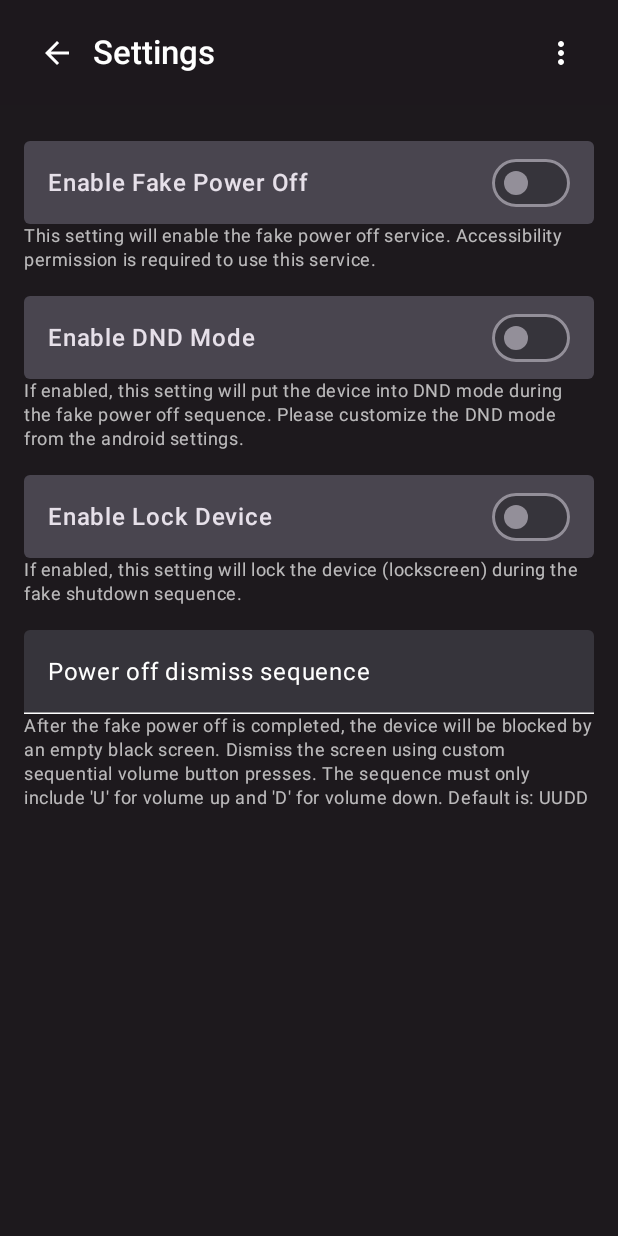
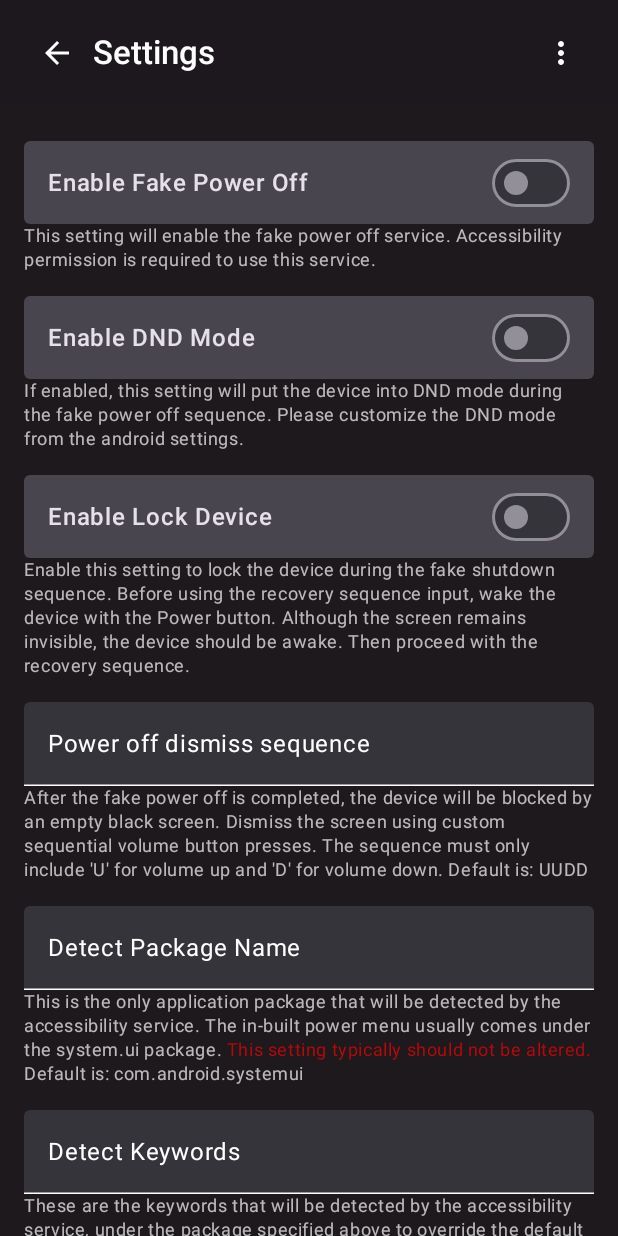
Before and after one commit to BinitDOX/FakePowerOff, an Android app built with Jetpack Compose: the SettingsScreen screen opened through its navigation route, on a phone screen of 412 x 824 dp. Run offline under Robolectric (Android 15) with nearby library versions, the phone set to English and light mode, and no system bars; our stand-ins replace Dagger/Hilt's generated code, Timber, accompanist; 3 statements that could not run were skipped.

Commit message:
Instructions updated, Keyword flexibility added.

```diff
--- a/app/build.gradle.kts
+++ b/app/build.gradle.kts
@@ -13,8 +13,8 @@ android {
         applicationId = "com.dox.fpoweroff"
         minSdk = 28
         targetSdk = 34
-        versionCode = 2
-        versionName = "1.0.1"
+        versionCode = 4
+        versionName = "1.0.3"
 
         testInstrumentationRunner = "androidx.test.runner.AndroidJUnitRunner"
         vectorDrawables {
--- a/app/src/main/java/com/dox/fpoweroff/service/event/PowerMenuOverrideEvent.kt
+++ b/app/src/main/java/com/dox/fpoweroff/service/event/PowerMenuOverrideEvent.kt
@@ -16,13 +16,9 @@ import android.view.WindowManager
 import android.view.accessibility.AccessibilityEvent
 import android.view.accessibility.AccessibilityNodeInfo
 import android.widget.ImageButton
-import androidx.core.content.ContextCompat.getSystemService
 import com.dox.fpoweroff.R
 import com.dox.fpoweroff.manager.SharedPreferencesManager
-import com.dox.fpoweroff.service.EventListenerService
 import com.dox.fpoweroff.utility.Constants
-import dagger.hilt.android.qualifiers.ActivityContext
-import dagger.hilt.android.qualifiers.ApplicationContext
 import kotlinx.coroutines.CoroutineScope
 import kotlinx.coroutines.Dispatchers
 import kotlinx.coroutines.delay
@@ -38,6 +34,8 @@ class PowerMenuOverrideEvent @Inject constructor(
         var fPowerOffEnabled = false
         var dndModeEnabled = false
         var lockDeviceEnabled = false
+        var detectPackageName = ""
+        var detectKeywords = listOf<String>()
 
         var emptyDialog: Dialog? = null
     }
@@ -46,10 +44,12 @@ class PowerMenuOverrideEvent @Inject constructor(
         fPowerOffEnabled = sharedPreferencesManager.get(Constants.F_POWER_OFF_ENABLED_KEY).toBoolean()
         dndModeEnabled = sharedPreferencesManager.get(Constants.DND_MODE_ENABLED_KEY).toBoolean()
         lockDeviceEnabled = sharedPreferencesManager.get(Constants.LOCK_DEVICE_ENABLED_KEY).toBoolean()
+        detectPackageName = sharedPreferencesManager.get(Constants.DETECT_PACKAGE_NAME_KEY).toString()
+        detectKeywords = sharedPreferencesManager.get(Constants.DETECT_KEYWORDS_KEY)?.split(',')
+            ?.map { it.trim() } ?: Constants.DETECT_KEYWORDS_DEFAULT.split(',')
     }
 
     private var powerMenuOpen = false
-    private val powerMenuKeywords = listOf("power off", "restart", "emergency", "poweroff")
 
     fun handlePowerMenuEvent(context: Context, event: AccessibilityEvent, performGlobalAction: (Int) -> Unit) {
         if (!fPowerOffEnabled) return
@@ -71,10 +71,10 @@ class PowerMenuOverrideEvent @Inject constructor(
                     val contentDescription = currentNode.contentDescription?.toString()
 
                     if (!powerMenuOpen && (
-                        (tooltipText != null && powerMenuKeywords.any { tooltipText.contains(it, ignoreCase = true) }) ||
-                        (hintText != null && powerMenuKeywords.any { hintText.contains(it, ignoreCase = true) }) ||
-                        (contentDescription != null && powerMenuKeywords.any { contentDescription.contains(it, ignoreCase = true) }) ||
-                        (text != null && powerMenuKeywords.any { text.contains(it, ignoreCase = true)})
+                        (tooltipText != null && detectKeywords.any { tooltipText.contains(it, ignoreCase = true) }) ||
+                        (hintText != null && detectKeywords.any { hintText.contains(it, ignoreCase = true) }) ||
+                        (contentDescription != null && detectKeywords.any { contentDescription.contains(it, ignoreCase = true) }) ||
+                        (text != null && detectKeywords.any { text.contains(it, ignoreCase = true)})
                     )){
                         powerMenuOpen = true
                         Timber.d("[${::handlePowerMenuEvent.name}] Detected")
--- a/app/src/main/java/com/dox/fpoweroff/ui/screen/HomeScreen.kt
+++ b/app/src/main/java/com/dox/fpoweroff/ui/screen/HomeScreen.kt
@@ -12,6 +12,8 @@ import androidx.compose.foundation.layout.height
 import androidx.compose.foundation.layout.offset
 import androidx.compose.foundation.layout.padding
 import androidx.compose.foundation.layout.size
+import androidx.compose.foundation.rememberScrollState
+import androidx.compose.foundation.verticalScroll
 import androidx.compose.material.icons.Icons
 import androidx.compose.material.icons.outlined.PowerSettingsNew
 import androidx.compose.material3.Icon
@@ -51,6 +53,7 @@ fun HomeScreen(navController: NavController) {
             Column(
                 modifier = Modifier
                     .fillMaxSize()
+                    .verticalScroll(rememberScrollState())
                     .background(MaterialTheme.colorScheme.background)
                     .padding(interFieldSpacing),
                 horizontalAlignment = Alignment.CenterHorizontally,
--- a/app/src/main/java/com/dox/fpoweroff/ui/screen/SettingsScreen.kt
+++ b/app/src/main/java/com/dox/fpoweroff/ui/screen/SettingsScreen.kt
@@ -26,8 +26,12 @@ import androidx.compose.ui.Modifier
 import androidx.compose.ui.focus.FocusRequester
 import androidx.compose.ui.focus.focusRequester
 import androidx.compose.ui.focus.onFocusChanged
+import androidx.compose.ui.graphics.Color
 import androidx.compose.ui.platform.LocalContext
 import androidx.compose.ui.res.stringResource
+import androidx.compose.ui.text.SpanStyle
+import androidx.compose.ui.text.buildAnnotatedString
+import androidx.compose.ui.text.withStyle
 import androidx.compose.ui.tooling.preview.Preview
 import androidx.compose.ui.unit.dp
 import androidx.hilt.navigation.compose.hiltViewModel
@@ -48,6 +52,8 @@ fun SettingsScreen(
     val dialogCloseTriggerSequence by settingsViewModel.dialogCloseTriggerSequence.collectAsStateWithLifecycle()
     val dndModeEnabled by settingsViewModel.dndModeEnabled.collectAsStateWithLifecycle()
     val lockDeviceEnabled by settingsViewModel.lockDeviceEnabled.collectAsStateWithLifecycle()
+    val detectPackageName by settingsViewModel.detectPackageName.collectAsStateWithLifecycle()
+    val detectKeywords by settingsViewModel.detectKeywords.collectAsStateWithLifecycle()
 
     val focusRequester = remember { FocusRequester() }
 
@@ -194,6 +200,51 @@ fun SettingsScreen(
                 )
 
                 Spacer(modifier = Modifier.height(interFieldSpacing))
+
+
+                TextField(
+                    value = detectPackageName,
+                    onValueChange = { settingsViewModel.setDetectPackageName(it) },
+                    label = { Text(stringResource(id = R.string.placeholder_detect_package_name)) },
+                    singleLine = true,
+                    modifier = Modifier
+                        .fillMaxWidth()
+                        .focusRequester(focusRequester)
+                        .onFocusChanged { if (!it.isFocused) settingsViewModel.saveDetectPackageName() }
+                )
+                Text(
+                    text =  buildAnnotatedString {
+                                append(stringResource(id = R.string.setting_desc_detect_package_name))
+                                withStyle(style = SpanStyle(color = Color.Red.copy(alpha = 0.7f))) {
+                                    append(stringResource(R.string.setting_desc_dont_change))
+                                }
+                                append(" Default is: ${Constants.DETECT_PACKAGE_NAME_DEFAULT}")
+                            },
+                    style = MaterialTheme.typography.bodySmall,
+                    color = MaterialTheme.colorScheme.onBackground.copy(alpha = 0.7f)
+                )
+
+                Spacer(modifier = Modifier.height(interFieldSpacing))
+
+
+                TextField(
+                    value = detectKeywords,
+                    onValueChange = { settingsViewModel.setDetectKeywords(it) },
+                    label = { Text(stringResource(id = R.string.placeholder_detect_keywords)) },
+                    singleLine = true,
+                    modifier = Modifier
+                        .fillMaxWidth()
+                        .focusRequester(focusRequester)
+                        .onFocusChanged { if (!it.isFocused) settingsViewModel.saveDetectKeywords() }
+                )
+                Text(
+                    text =  stringResource(id = R.string.setting_desc_detect_keywords) +
+                            " Default is/are: ${Constants.DETECT_KEYWORDS_DEFAULT}",
+                    style = MaterialTheme.typography.bodySmall,
+                    color = MaterialTheme.colorScheme.onBackground.copy(alpha = 0.7f)
+                )
+
+                Spacer(modifier = Modifier.height(interFieldSpacing))
             }
         }
     }
--- a/app/src/main/java/com/dox/fpoweroff/utility/Constants.kt
+++ b/app/src/main/java/com/dox/fpoweroff/utility/Constants.kt
@@ -13,6 +13,7 @@ object Constants {
     // Package Constants
     const val SYSTEM_UI_PACKAGE = "com.android.systemui"
 
+
     // Shared Preferences Constants
     const val APP_PREFS = "${APP_ID}_shared_prefs"
     const val F_POWER_OFF_ENABLED_KEY = "f_power_off_enabled"
@@ -20,6 +21,10 @@ object Constants {
     const val DIALOG_CLOSE_TRIGGER_SEQUENCE_DEFAULT = "UUDD"
     const val DND_MODE_ENABLED_KEY = "dnd_mode_enabled"
     const val LOCK_DEVICE_ENABLED_KEY = "lock_device_enabled"
+    const val DETECT_PACKAGE_NAME_KEY = "detect_package_name"
+    const val DETECT_PACKAGE_NAME_DEFAULT = SYSTEM_UI_PACKAGE
+    const val DETECT_KEYWORDS_KEY = "detect_keywords"
+    const val DETECT_KEYWORDS_DEFAULT = "power off, restart, emergency, poweroff, shutdown, shut down"
 
     // Permission Constants
     enum class SpecialPermission(val value: String) {
--- a/app/src/main/java/com/dox/fpoweroff/viewmodel/SettingsViewModel.kt
+++ b/app/src/main/java/com/dox/fpoweroff/viewmodel/SettingsViewModel.kt
@@ -6,6 +6,8 @@ import com.dox.fpoweroff.manager.PermissionManager
 import com.dox.fpoweroff.manager.SharedPreferencesManager
 import com.dox.fpoweroff.service.event.DialogCloseEvent
 import com.dox.fpoweroff.service.event.PowerMenuOverrideEvent
+import com.dox.fpoweroff.utility.Constants.DETECT_KEYWORDS_KEY
+import com.dox.fpoweroff.utility.Constants.DETECT_PACKAGE_NAME_KEY
 import com.dox.fpoweroff.utility.Constants.DIALOG_CLOSE_TRIGGER_SEQUENCE_KEY
 import com.dox.fpoweroff.utility.Constants.DND_MODE_ENABLED_KEY
 import com.dox.fpoweroff.utility.Constants.F_POWER_OFF_ENABLED_KEY
@@ -34,12 +36,16 @@ class SettingsViewModel @Inject constructor(
     private val _lockDeviceEnabled = MutableStateFlow("")
     val lockDeviceEnabled = _lockDeviceEnabled.asStateFlow()
 
+    private val _detectPackageName = MutableStateFlow("")
+    val detectPackageName = _detectPackageName.asStateFlow()
+
+    private val _detectKeywords = MutableStateFlow("")
+    val detectKeywords = _detectKeywords.asStateFlow()
+
     init {
         getSettings()
     }
 
-    private val _isSaved = MutableStateFlow(false)
-    val isSaved = _isSaved.asStateFlow()
 
     fun setFPowerOffEnabled(value: String) {
         if(value.toBoolean()) {
@@ -67,11 +73,21 @@ class SettingsViewModel @Inject constructor(
         _lockDeviceEnabled.value = value
     }
 
+    fun setDetectPackageName(value: String) {
+        _detectPackageName.value = value
+    }
+
+    fun setDetectKeywords(value: String) {
+        _detectKeywords.value = value
+    }
+
     private fun getSettings() {
         _fPowerOffEnabled.value = sharedPreferencesManager.get(F_POWER_OFF_ENABLED_KEY) ?: ""
         _dialogCloseTriggerSequence.value = sharedPreferencesManager.get(DIALOG_CLOSE_TRIGGER_SEQUENCE_KEY) ?: ""
         _dndModeEnabled.value = sharedPreferencesManager.get(DND_MODE_ENABLED_KEY) ?: ""
         _lockDeviceEnabled.value = sharedPreferencesManager.get(LOCK_DEVICE_ENABLED_KEY) ?: ""
+        _detectPackageName.value = sharedPreferencesManager.get(DETECT_PACKAGE_NAME_KEY) ?: ""
+        _detectKeywords.value = sharedPreferencesManager.get(DETECT_KEYWORDS_KEY) ?: ""
     }
 
     fun saveFPowerOffEnabled() {
@@ -93,4 +109,14 @@ class SettingsViewModel @Inject constructor(
         sharedPreferencesManager.save(LOCK_DEVICE_ENABLED_KEY, _lockDeviceEnabled.value)
         PowerMenuOverrideEvent.lockDeviceEnabled = _lockDeviceEnabled.value.toBoolean()
     }
+
+    fun saveDetectPackageName() {
+        sharedPreferencesManager.save(DETECT_PACKAGE_NAME_KEY, _detectPackageName.value)
+        PowerMenuOverrideEvent.detectPackageName = _detectPackageName.value
+    }
+
+    fun saveDetectKeywords() {
+        sharedPreferencesManager.save(DETECT_KEYWORDS_KEY, _detectKeywords.value)
+        PowerMenuOverrideEvent.detectKeywords = _detectKeywords.value.split(',').map { it.trim() }
+    }
 }
--- a/app/src/main/res/values/strings.xml
+++ b/app/src/main/res/values/strings.xml
@@ -14,6 +14,8 @@
     <string name="placeholder_enable_fake_power_off">Enable Fake Power Off</string>
     <string name="placeholder_dnd_mode_enabled">Enable DND Mode</string>
     <string name="placeholder_lock_device_enabled">Enable Lock Device</string>
+    <string name="placeholder_detect_package_name">Detect Package Name</string>
+    <string name="placeholder_detect_keywords">Detect Keywords</string>
 
     <string name="btn_settings">Settings</string>
 
@@ -27,7 +29,17 @@
     <string name="setting_desc_enable_dnd_mode">
         If enabled, this setting will put the device into DND mode during the fake
         power off sequence. Please customize the DND mode from the android settings.</string>
-    <string name="setting_desc_enable_lock_device">If enabled, this setting will lock the device (lockscreen) during the fake shutdown sequence.</string>
+    <string name="setting_desc_enable_lock_device">
+        Enable this setting to lock the device during the fake shutdown sequence.
+        Before using the recovery sequence input, wake the device with the Power button.
+        Although the screen remains invisible, the device should be awake.
+        Then proceed with the recovery sequence.</string>
+    <string name="setting_desc_detect_package_name">
+        This is the only application package that will be detected by the accessibility service.
+        The in-built power menu usually comes under the system.ui package.</string>
+    <string name="setting_desc_detect_keywords">
+        These are the keywords that will be detected by the accessibility service, under the package specified above to override the default power menu.
+        You may change these (comma separated) if the default power menu is not being overridden or it gets triggered by false positives.</string>
 
     <string name="text_instructions">Usage instructions:
         \n1. Enable Fake Power Off in the settings menu.
@@ -35,10 +47,12 @@
         \n3. Hold power button for ~5s for original power menu.
         \n4. FPO will dismiss the original power menu with a fake menu.
         \n5. Pressing any of the buttons will trigger the fake shutdown.
-        \n6. Recover from the black overlay using the set volume buttons.</string>
+        \n6. Use the set volume buttons to recover from the black overlay.
+        \n7. Wake the device first (Power button) before inputting the sequence.</string>
     <string name="text_about">The Fake Power Off app simulates device shutdown with a minimal animation.
         Perfect for deterring unauthorized access, the app provides a convincing visual effect without actually powering off the device.
         Ideal for use with anti-theft apps and remains effective even when the device is locked.</string>
     <string name="prominent_disclosure_title">Prominent Disclosure: Permission Required</string>
     <string name="prominent_disclosure_body">\nThis app requires the Accessibility Service permission to provide its core functionality. Specifically, this permission allows the app to:\n\n1. Detect when the power menu is opened.\n2. Replace the default power menu with a custom fake power menu.\n3. Simulating a device shutdown by using an overlay.\n4. Detect volume button press sequence to recover from the overlay.\n\nThe Accessibility Service permission is crucial for the app to function correctly and provide the intended user experience. This app does not change any settings without your permission, bypass Android\'s built-in privacy controls, or engage in any deceptive practices.\n\nAdditionally, the app requests the Do Not Disturb (DND) permission to optionally put the device in the DND mode during the fake power off simulation. This permission is optional and can be granted if you wish to use this feature.\n\nBy continuing, you acknowledge the necessity of these permissions for the app\'s functionality. Do you wish to proceed?\n</string>
+    <string name="setting_desc_dont_change">" This setting typically should not be altered. "</string>
 </resources>
```
